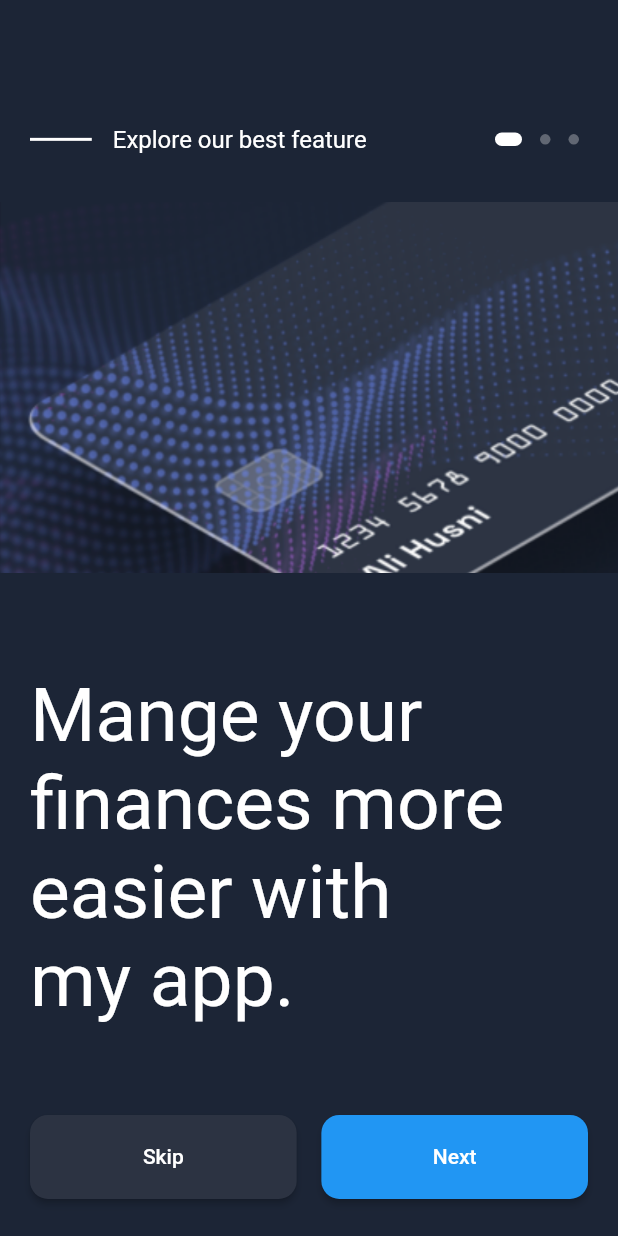
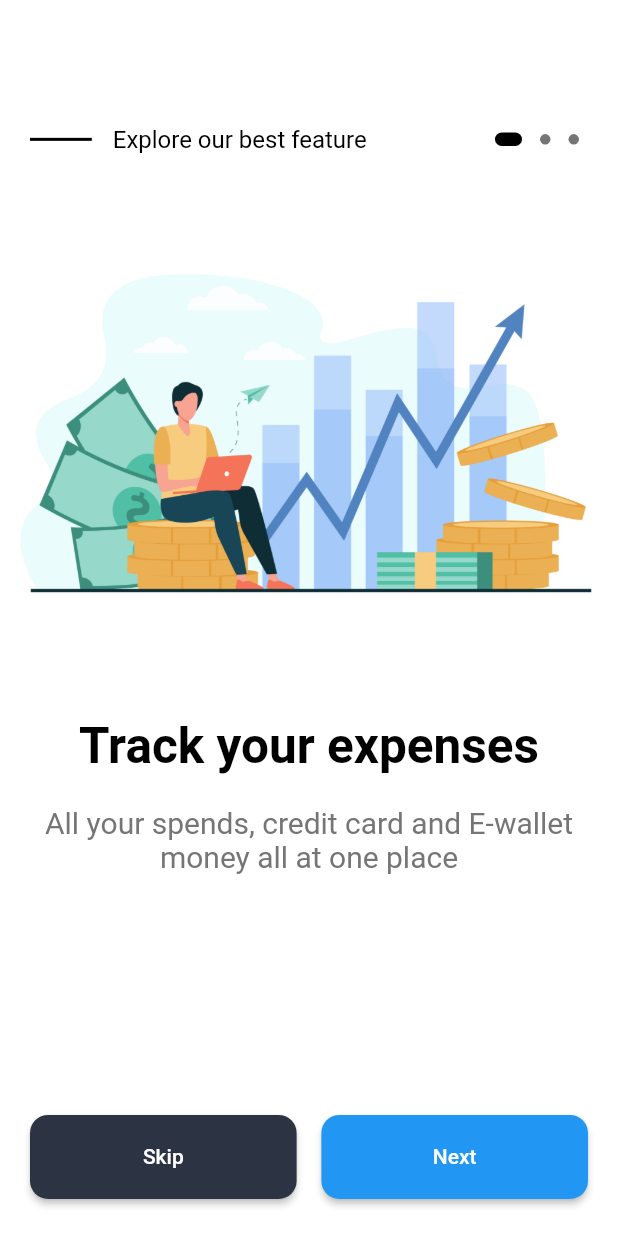
Before and after one commit to aboelkhaer/Money-Mangement, a Flutter app: the screen it shows after launch, on a phone screen of 412 x 824 dp. Run offline on Flutter 3.47's test engine with Material 2 defaults, Android fonts, the phone set to English and light mode, and no system bars; drawn by our look-alikes of dots_indicator; our stand-ins replace animated_bottom_navigation_bar, cloud_firestore, custom_radio_grouped_button, equatable, firebase_auth, firebase_core and 6 more; accounts and stored records are empty.

```diff
--- a/lib/controllers/onboarding_controller.dart
+++ b/lib/controllers/onboarding_controller.dart
@@ -2,6 +2,27 @@ import 'package:money_mangement/exports.dart';
 
 class OnboardingController extends GetxController {
   PageController pageController = PageController();
+
+  List<OnboardingModel> onboardingBody = <OnboardingModel>[
+    OnboardingModel(
+      title: 'Track your expenses',
+      image: AppImages.onboarding2,
+      description:
+          'All your spends, credit card and E-wallet money all at one place',
+    ),
+    OnboardingModel(
+      title: 'Set your budget',
+      image: AppImages.onboarding3,
+      description:
+          'You can set your daily, monthly and weekly budget with this app',
+    ),
+    OnboardingModel(
+      title: 'Mange your Bills',
+      image: AppImages.onboarding4,
+      description: 'You can mange your Bills easliy after scan your bills',
+    ),
+  ];
+
   int tabsLenght = 3;
 
   RxInt tabIndex = 0.obs;
--- /dev/null
+++ b/lib/core/bindings/categories_binding.dart
@@ -0,0 +1,9 @@
+import 'package:money_mangement/controllers/categories_controller.dart';
+import 'package:money_mangement/exports.dart';
+
+class CategoriesBinding implements Bindings {
+  @override
+  void dependencies() {
+    Get.lazyPut<CategoriesController>(() => CategoriesController());
+  }
+}
--- a/lib/core/constants/app_images.dart
+++ b/lib/core/constants/app_images.dart
@@ -2,5 +2,8 @@ const String imageLink = 'assets/images/';
 
 class AppImages {
   static const String onboarding1 = '${imageLink}onboarding1.png';
+  static const String onboarding2 = '${imageLink}onboarding2.jpg';
+  static const String onboarding3 = '${imageLink}onbarding3.jpg';
+  static const String onboarding4 = '${imageLink}onboarding4.jpg';
   static const String photoClr = '${imageLink}photoClr.png';
 }
--- a/lib/core/constants/app_routes.dart
+++ b/lib/core/constants/app_routes.dart
@@ -1,3 +1,4 @@
+import 'package:money_mangement/core/bindings/categories_binding.dart';
 import 'package:money_mangement/exports.dart';
 
 class AppRoutes {
@@ -9,6 +10,9 @@ class AppRoutes {
 
   static const String _onboardingScreen = '/';
   static String goToOnboardingRoute() => _onboardingScreen;
+
+  static const String _categoriesScreen = '/categories';
+  static String goToCategoriesRoute() => _categoriesScreen;
 
   static List<GetPage> routes = [
     GetPage(
@@ -24,5 +28,10 @@ class AppRoutes {
         page: () => const AuthScreen(),
         name: _authScreen,
         binding: AuthBinding()),
+    GetPage(
+        page: () => const CategoriesScreen(),
+        name: _categoriesScreen,
+        // transition: Transition.size,
+        binding: CategoriesBinding()),
   ];
 }
--- a/lib/exports.dart
+++ b/lib/exports.dart
@@ -41,3 +41,5 @@ export 'views/home/setting_screen.dart';
 export 'views/home/widgets/profile_pic_with_frame.dart';
 export 'views/home/widgets/profile_pic.dart';
 export 'package:money_mangement/firebase_options.dart';
+export 'package:money_mangement/models/onboarding_model.dart';
+export 'views/category/category_screen.dart';
--- /dev/null
+++ b/lib/models/onboarding_model.dart
@@ -0,0 +1,10 @@
+class OnboardingModel {
+  final String title;
+  final String image;
+  final String description;
+  OnboardingModel({
+    required this.title,
+    required this.image,
+    required this.description,
+  });
+}
--- a/lib/views/auth/widgets/custom_text_form_field.dart
+++ b/lib/views/auth/widgets/custom_text_form_field.dart
@@ -20,6 +20,7 @@ class CustomTextFormField extends StatelessWidget {
       child: TextFormField(
         focusNode: focusNode,
         keyboardType: textInputType,
+        controller: textEditingController,
         obscureText: title == 'Password' ? true : false,
         decoration: InputDecoration(
           hintText: title,
--- a/lib/views/onboarding/onboarding_screen.dart
+++ b/lib/views/onboarding/onboarding_screen.dart
@@ -10,7 +10,7 @@ class OnboardingScreen extends GetView<OnboardingController> {
       statusBarBrightness: Brightness.dark,
     ));
     return Scaffold(
-      backgroundColor: AppColors.primary,
+      backgroundColor: Colors.white,
       body: Obx(
         () => Stack(
           children: [
@@ -22,27 +22,42 @@ class OnboardingScreen extends GetView<OnboardingController> {
               },
               itemBuilder: (context, index) {
                 return Container(
+                  alignment: Alignment.topCenter,
                   margin: EdgeInsets.only(
                       bottom: SizeConfig.setHeight(context, 0.17)),
                   child: Column(
-                    mainAxisAlignment: MainAxisAlignment.end,
+                    mainAxisAlignment: MainAxisAlignment.start,
                     children: [
+                      SizedBox(
+                        height: SizeConfig.setHeight(context, 0.2),
+                      ),
                       Image.asset(
-                        AppImages.onboarding1,
+                        controller.onboardingBody[index].image,
                         height: SizeConfig.setHeight(context, 0.3),
                         width: double.infinity,
-                        fit: BoxFit.cover,
+                        fit: BoxFit.fill,
                       ),
                       SizedBox(height: SizeConfig.setHeight(context, 0.08)),
                       Padding(
                         padding: const EdgeInsets.symmetric(horizontal: 20),
-                        child: Row(
-                          children: const [
+                        child: Column(
+                          crossAxisAlignment: CrossAxisAlignment.center,
+                          children: [
                             Text(
-                              'Mange your\nfinances more\neasier with\nmy app.',
+                              controller.onboardingBody[index].title,
+                              style: const TextStyle(
+                                color: Colors.black,
+                                fontSize: 33,
+                                fontWeight: FontWeight.bold,
+                              ),
+                            ),
+                            const SizedBox(height: 20),
+                            Text(
+                              controller.onboardingBody[index].description,
+                              textAlign: TextAlign.center,
                               style: TextStyle(
-                                color: Colors.white,
-                                fontSize: 50,
+                                color: Colors.grey.shade600,
+                                fontSize: 20,
                               ),
                             ),
                           ],
@@ -69,14 +84,14 @@ class OnboardingScreen extends GetView<OnboardingController> {
                           Container(
                             width: SizeConfig.setWidth(context, 0.05),
                             height: 2,
-                            color: Colors.white,
+                            color: Colors.black,
                           ),
                           const SizedBox(width: 14),
                           const Text(
                             'Explore our best feature',
                             style: TextStyle(
                               fontSize: 16,
-                              color: Colors.white,
+                              color: Colors.black,
                             ),
                           ),
                         ],
@@ -87,8 +102,8 @@ class OnboardingScreen extends GetView<OnboardingController> {
                         decorator: DotsDecorator(
                           size: const Size.square(7.0),
                           activeSize: const Size(18.0, 9.0),
-                          color: Colors.white30,
-                          activeColor: Colors.white,
+                          color: Colors.black54,
+                          activeColor: Colors.black,
                           activeShape: RoundedRectangleBorder(
                             borderRadius: BorderRadius.circular(5.0),
                           ),
```
Also changed, not shown: lib/controllers/categories_controller.dart (added, +60 -0 lines), lib/controllers/home_controller.dart (+19 -11 lines), lib/models/category_model.dart (+22 -5 lines), lib/views/category/category_screen.dart (added, +83 -0 lines), lib/views/home/setting_screen.dart (+14 -0 lines), lib/views/home/widgets/bottom_sheet_body.dart (+9 -15 lines), assets/images/onbarding3.jpg (added), assets/images/onboarding2.jpg (added), assets/images/onboarding4.jpg (added), lib/firebase_options.dart, 10 other files.
